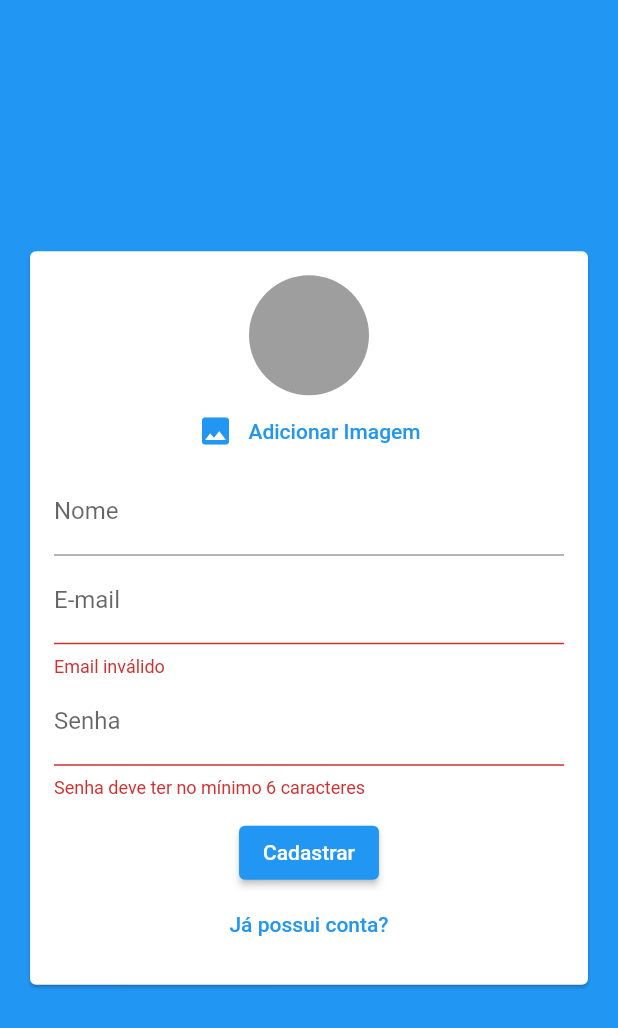
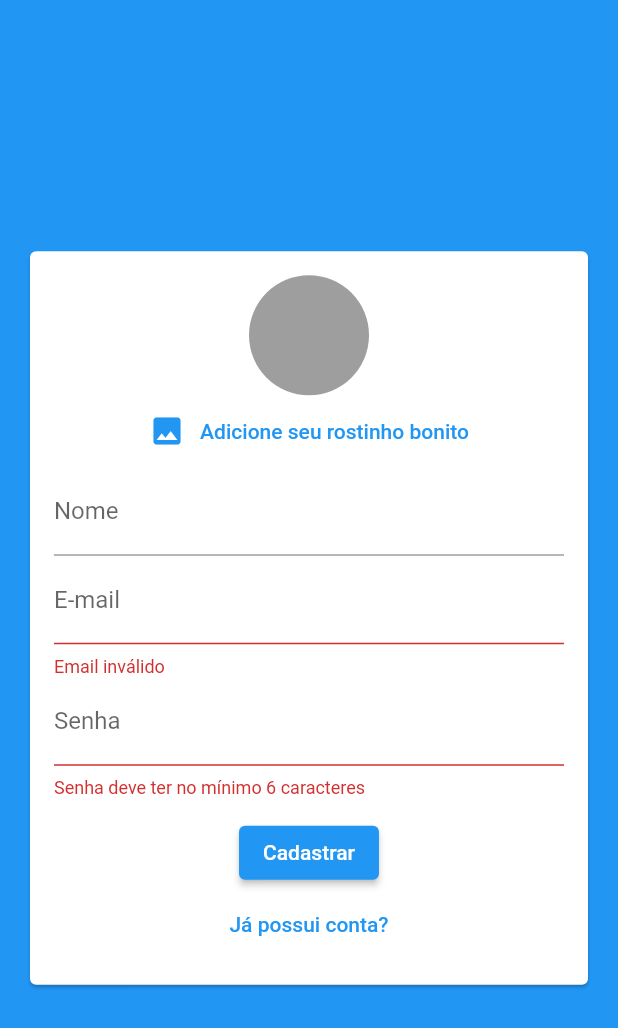
Before and after one commit to srtjazz/chat-app, a Flutter app: the screen it shows after launch, after a tap on "Entrar", after a tap on "Criar uma nova conta", on a phone screen of 412 x 824 dp. Shown: the top 1028 px of the screen. Run offline on Flutter 3.47's test engine with Material 2 defaults, Android fonts, the phone set to English and light mode, and no system bars; our stand-ins replace cloud_firestore, firebase_auth, firebase_core, firebase_messaging, firebase_storage, image_picker; accounts and stored records are empty.

Commit message:
changing text in many pages

```diff
--- a/lib/components/messages.dart
+++ b/lib/components/messages.dart
@@ -17,7 +17,7 @@ class Messages extends StatelessWidget {
           );
         } else if (!snapshot.hasData || snapshot.data!.isEmpty) {
           return Center(
-            child: Text('Sem dados. Vamo bater um papo?'),
+            child: Text('Sem dados. Vamos bater um papo?'),
           );
         } else {
           final messages = snapshot.data!;
--- a/lib/components/user_image_picker.dart
+++ b/lib/components/user_image_picker.dart
@@ -51,7 +51,7 @@ class _UserImagePickerState extends State<UserImagePicker> {
                 color: Theme.of(context).primaryColor,
               ),
               SizedBox(width: 10),
-              Text('Adicionar Imagem')
+              Text('Adicione seu rostinho bonito')
             ],
           ),
         )
--- a/lib/pages/chat_page.dart
+++ b/lib/pages/chat_page.dart
@@ -16,7 +16,7 @@ class ChatPage extends StatelessWidget {
   Widget build(BuildContext context) {
     return Scaffold(
       appBar: AppBar(
-        title: Text('Chatzinho foda'),
+        title: Text('Chat'),
         centerTitle: true,
         actions: [
           DropdownButtonHideUnderline(
```
